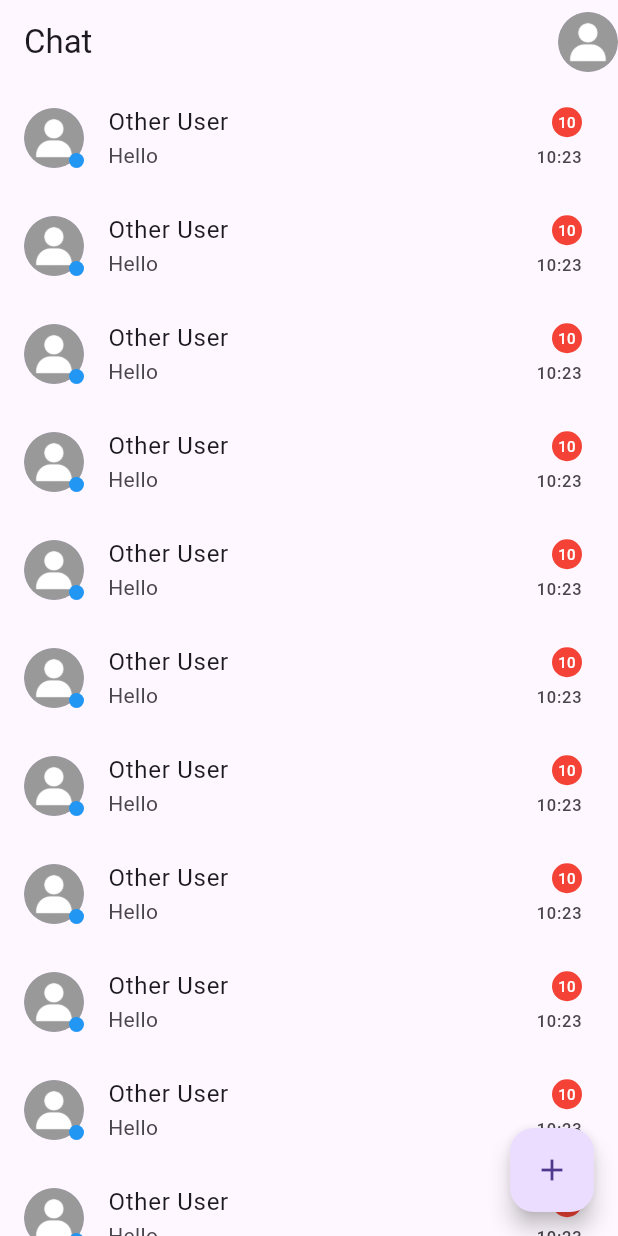
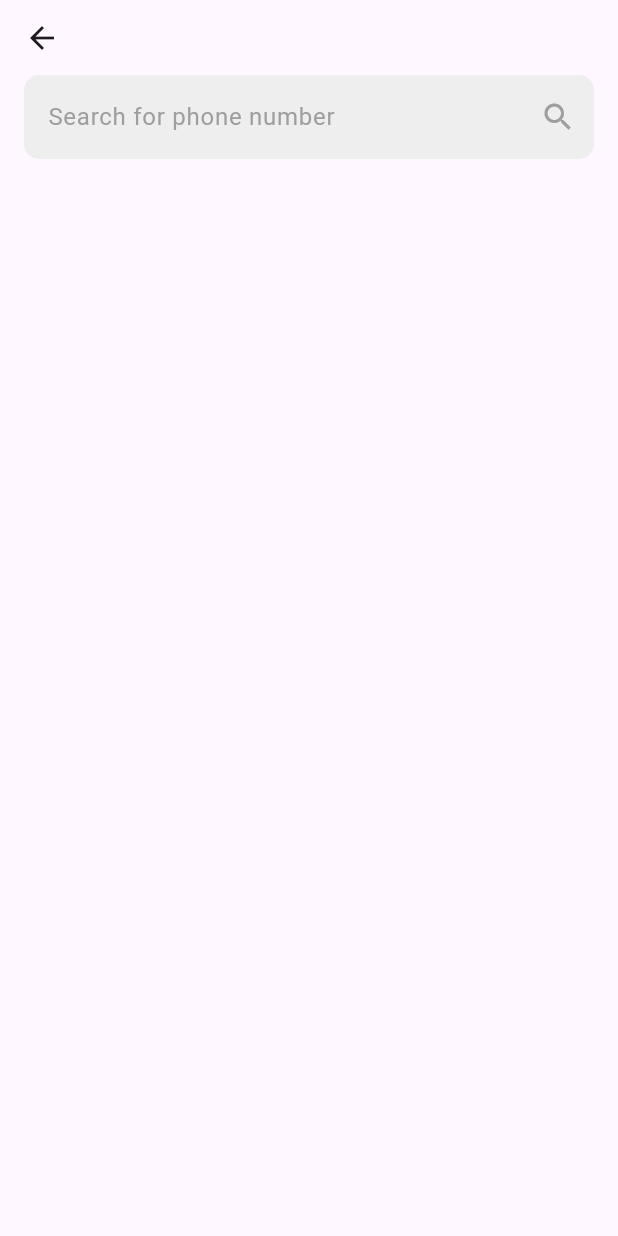
Before and after one commit to igitasjay/chat_app, a Flutter app: the screen it shows after launch, after a tap on the "add" icon, on a phone screen of 412 x 824 dp. Run offline on Flutter 3.47's test engine with Material 3 defaults, Android fonts, the phone set to English and light mode, and no system bars; our stand-ins replace cached_network_image, country_code_picker.

Commit message:
entire UI.

```diff
--- a/lib/main.dart
+++ b/lib/main.dart
@@ -1,5 +1,8 @@
 import 'package:chat_app/views/chat.dart';
 import 'package:chat_app/views/home.dart';
+import 'package:chat_app/views/profile.dart';
+import 'package:chat_app/views/search_user.dart';
+import 'package:chat_app/views/update_profile.dart';
 import 'package:flutter/material.dart';
 
 void main() {
@@ -18,6 +21,9 @@ class MyApp extends StatelessWidget {
         // "/": (context) => const PhoneLogin(),
         "/": (context) => const HomePage(),
         "/chat": (context) => const Chat(),
+        "/profile": (context) => const Profile(),
+        "/update-profile": (context) => const UpdateProfile(),
+        "/search": (context) => const SearchUser(),
       },
     );
   }
--- a/lib/views/home.dart
+++ b/lib/views/home.dart
@@ -16,9 +16,14 @@ class _HomePageState extends State<HomePage> {
         scrolledUnderElevation: 0,
         title: const Text("Chat"),
         actions: [
-          CircleAvatar(
-            backgroundImage:
-                const Image(image: AssetImage("assets/user.png")).image,
+          IconButton(
+            onPressed: () {
+              Navigator.pushNamed(context, "/profile");
+            },
+            icon: CircleAvatar(
+              backgroundImage:
+                  const Image(image: AssetImage("assets/user.png")).image,
+            ),
           ),
         ],
       ),
@@ -69,7 +74,9 @@ class _HomePageState extends State<HomePage> {
             );
           }),
       floatingActionButton: FloatingActionButton(
-        onPressed: () {},
+        onPressed: () {
+          Navigator.pushNamed(context, "/search");
+        },
         child: const Icon(Icons.add),
       ),
     );
--- /dev/null
+++ b/lib/views/search_user.dart
@@ -0,0 +1,40 @@
+import 'package:flutter/material.dart';
+
+class SearchUser extends StatefulWidget {
+  const SearchUser({super.key});
+
+  @override
+  State<SearchUser> createState() => _SearchUserState();
+}
+
+class _SearchUserState extends State<SearchUser> {
+  @override
+  Widget build(BuildContext context) {
+    return Scaffold(
+      appBar: AppBar(
+        bottom: PreferredSize(
+          preferredSize: const Size.fromHeight(50),
+          child: Padding(
+            padding: const EdgeInsets.symmetric(horizontal: 16.0),
+            child: TextFormField(
+              decoration: InputDecoration(
+                  border: OutlineInputBorder(
+                    borderRadius: BorderRadius.circular(10),
+                    borderSide: BorderSide.none,
+                  ),
+                  filled: true,
+                  fillColor: Colors.grey.shade200,
+                  hintText: 'Search for phone number',
+                  hintStyle: const TextStyle(color: Colors.grey),
+                  suffixIcon: IconButton(
+                    onPressed: () {},
+                    icon: const Icon(Icons.search),
+                    color: Colors.grey,
+                  )),
+            ),
+          ),
+        ),
+      ),
+    );
+  }
+}
```
Also changed, not shown: lib/views/profile.dart (added, +44 -0 lines), lib/views/update_profile.dart (added, +83 -0 lines).
